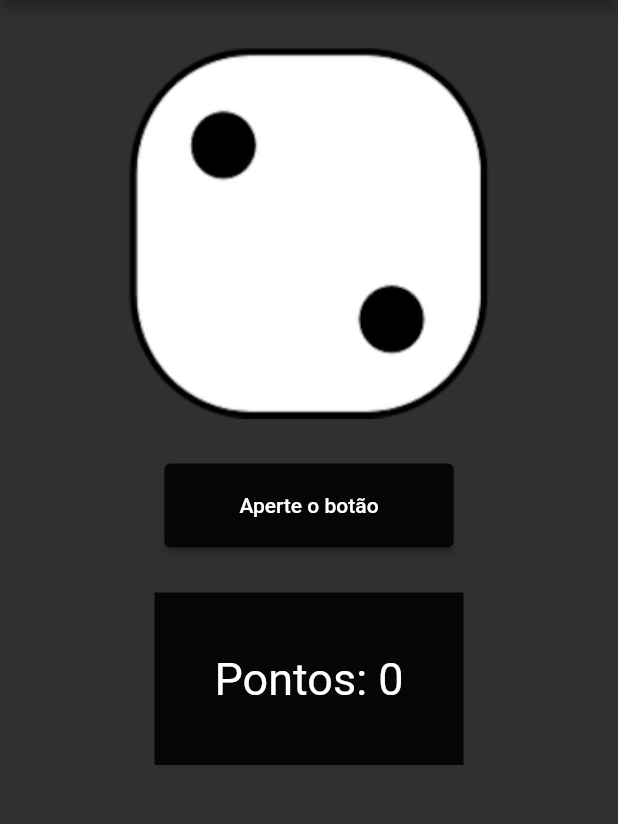
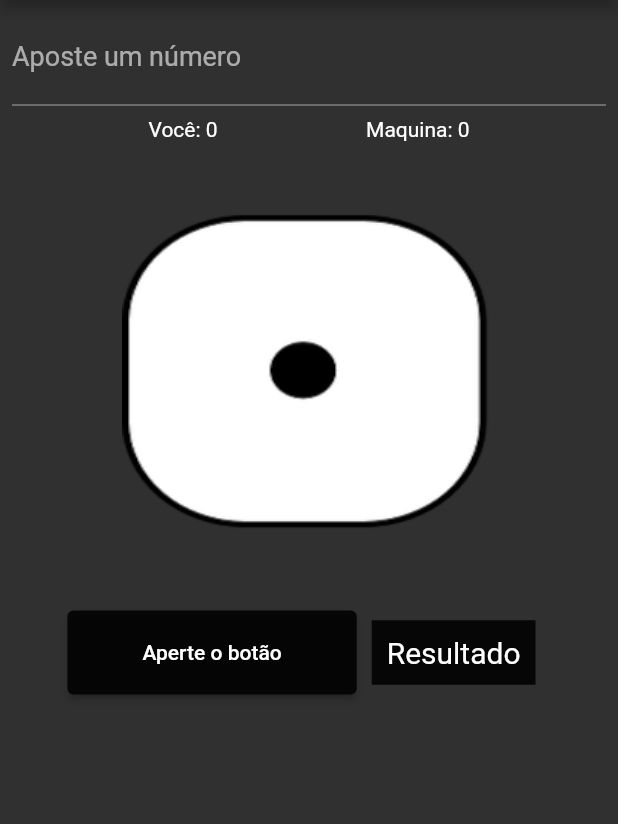
Before and after one commit to iagolopess/flutterDados, a Flutter app: the screen it shows after launch, after a tap on "Um jogador", on a phone screen of 412 x 824 dp, the part 84-908 px from its top. Run offline on Flutter 3.47's test engine with Material 2 defaults, Android fonts, the phone set to English and light mode, and no system bars.

Commit message:
Versao 1.0 com várias melhorias

```diff
--- /dev/null
+++ b/lib/components/btnMenu.dart
@@ -0,0 +1,30 @@
+import 'package:flutter/material.dart';
+
+class BtnCaminho extends StatelessWidget {
+  final tela;
+  final btnTexto;
+
+  BtnCaminho({this.tela, this.btnTexto});
+
+  @override
+  Widget build(BuildContext context) {
+    return ElevatedButton(
+      child: Text(
+        btnTexto,
+        style: TextStyle(
+          fontSize: 20,
+        ),
+      ),
+      style: ElevatedButton.styleFrom(
+        primary: Colors.black87,
+        onPrimary: Colors.white,
+        padding: EdgeInsets.symmetric(horizontal: 60, vertical: 20),
+      ),
+      onPressed: () {
+        Navigator.push(context, MaterialPageRoute(builder: (context) {
+          return tela;
+        }));
+      },
+    );
+  }
+}
--- /dev/null
+++ b/lib/components/inputDeDados.dart
@@ -0,0 +1,32 @@
+import 'package:flutter/material.dart';
+
+class EditaCampo extends StatelessWidget {
+  final TextEditingController controlador;
+  final String rotulo;
+  final String dica;
+
+  EditaCampo({
+    this.controlador,
+    this.rotulo,
+    this.dica,
+  });
+
+  @override
+  Widget build(BuildContext context) {
+    return Padding(
+      padding: const EdgeInsets.all(8.0),
+      child: TextField(
+        controller: controlador,
+        style: TextStyle(
+          fontSize: 18.0,
+        ),
+        decoration: InputDecoration(
+          // Operador ternário para verificar se icone é null
+          labelText: rotulo,
+          hintText: dica,
+        ),
+        keyboardType: TextInputType.number,
+      ),
+    );
+  }
+}
--- a/lib/screen/mainMenu.dart
+++ b/lib/screen/mainMenu.dart
@@ -1,3 +1,5 @@
+import 'package:dados/components/btnMenu.dart';
+
 import 'package:flutter/material.dart';
 import 'novaTelaTeste.dart';
 /* import 'screenGame.dart'; */
@@ -24,23 +26,9 @@ class MainMenu extends StatelessWidget {
               height: 250,
               padding: EdgeInsets.all(20.20),
             ),
-            ElevatedButton(
-              child: Text(
-                "Um jogador",
-                style: TextStyle(
-                  fontSize: 20,
-                ),
-              ),
-              style: ElevatedButton.styleFrom(
-                primary: Colors.black87,
-                onPrimary: Colors.white,
-                padding: EdgeInsets.symmetric(horizontal: 60, vertical: 20),
-              ),
-              onPressed: () {
-                Navigator.push(context, MaterialPageRoute(builder: (context) {
-                  return TelaDoJogoTeste();
-                }));
-              },
+            BtnCaminho(
+              tela: TelaDoJogoTeste(),
+              btnTexto: 'Um jogador',
             ),
           ],
         ),
--- a/lib/screen/novaTelaTeste.dart
+++ b/lib/screen/novaTelaTeste.dart
@@ -1,3 +1,4 @@
+import 'package:dados/components/inputDeDados.dart';
 import 'package:flutter/material.dart';
 import 'dart:math';
 
@@ -9,8 +10,12 @@ class TelaDoJogoTeste extends StatefulWidget {
 }
 
 class TelaDoJogoStateTeste extends State<TelaDoJogoTeste> {
-  int nextDiceImg = 2;
-  int score = 0;
+  int nextDiceImg = 1;
+  int pontosJogador = 0, pontosMaquina = 0;
+  final TextEditingController escolhaDoJogador = TextEditingController();
+  var mensagem = 'Resultado';
+  var dicaMensagem = "Somente números de 1 a 6";
+
   @override
   Widget build(BuildContext context) {
     return Scaffold(
@@ -22,6 +27,18 @@ class TelaDoJogoStateTeste extends State<TelaDoJogoTeste> {
       body: SingleChildScrollView(
         child: Column(
           children: [
+            EditaCampo(
+              controlador: escolhaDoJogador,
+              rotulo: "Aposte um número",
+              dica: dicaMensagem,
+            ),
+            Row(
+              children: [
+                Text('Você: $pontosJogador'),
+                Text('Maquina: $pontosMaquina')
+              ],
+              mainAxisAlignment: MainAxisAlignment.spaceEvenly,
+            ),
             Padding(
               padding: EdgeInsets.symmetric(horizontal: 10, vertical: 30),
               child: Row(
@@ -47,26 +64,44 @@ class TelaDoJogoStateTeste extends State<TelaDoJogoTeste> {
                     onPressed: () {
                       setState(() {
                         nextDiceImg = Random().nextInt(6) + 1;
-                        score = score + nextDiceImg;
+                        final numeroJogado =
+                            int.tryParse(escolhaDoJogador.text);
+
+                        validaDigito(numeroJogado);
                       });
                     }),
+                Container(
+                  child: Text(
+                    '$mensagem',
+                    style: TextStyle(
+                      color: Colors.white,
+                      fontSize: 20,
+                    ),
+                  ),
+                  color: Colors.black87,
+                  padding: EdgeInsets.all(10),
+                  margin: EdgeInsets.all(10),
+                ),
               ],
             ),
-            Container(
-              child: Text(
-                'Pontos: $score',
-                style: TextStyle(
-                  color: Colors.white,
-                  fontSize: 30,
-                ),
-              ),
-              color: Colors.black87,
-              padding: EdgeInsets.symmetric(horizontal: 40, vertical: 40),
-              margin: EdgeInsets.symmetric(horizontal: 0, vertical: 30),
-            )
           ],
         ),
       ),
     );
   }
+
+  void validaDigito(int numeroJogado) {
+    if (numeroJogado < 1 || numeroJogado > 6) {
+      escolhaDoJogador.clear();
+      dicaMensagem = 'Número invalido';
+    } else {
+      if (numeroJogado == nextDiceImg) {
+        mensagem = 'Você ganhou';
+        pontosJogador += nextDiceImg;
+      } else {
+        mensagem = 'Você perdeu!';
+        pontosMaquina += nextDiceImg;
+      }
+    }
+  }
 }
```
Also changed, not shown: 1 other file.
